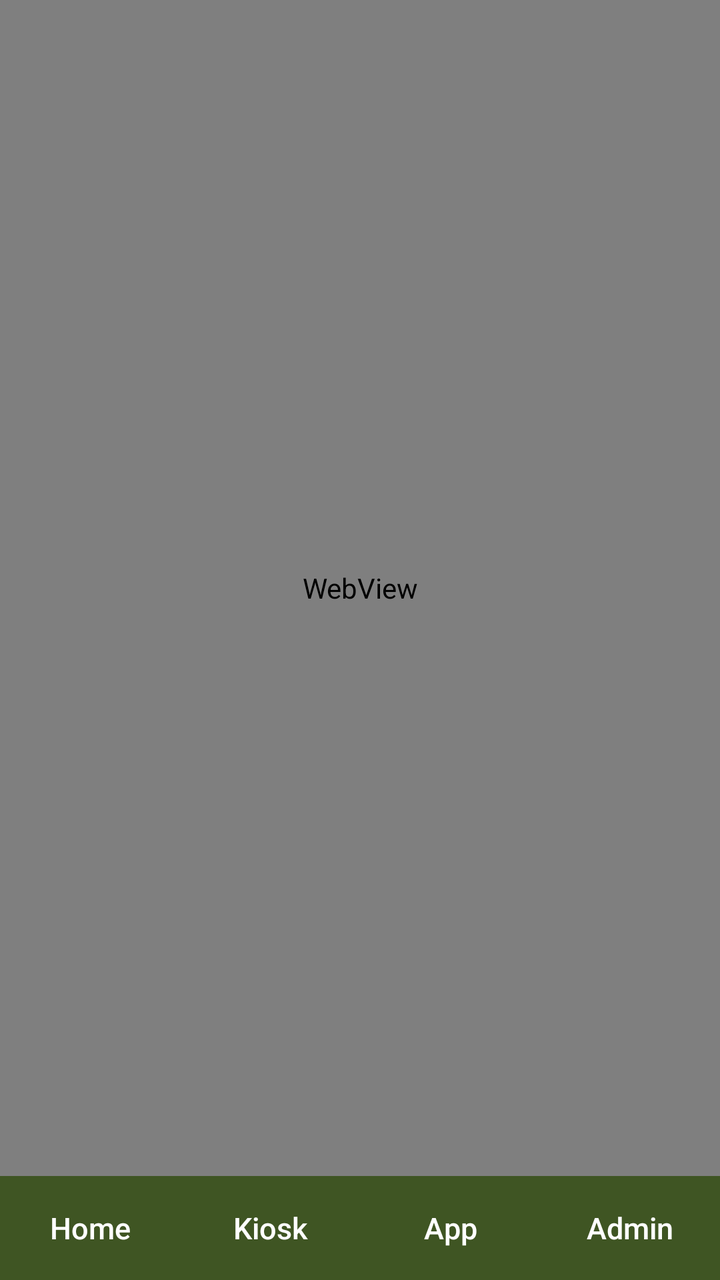
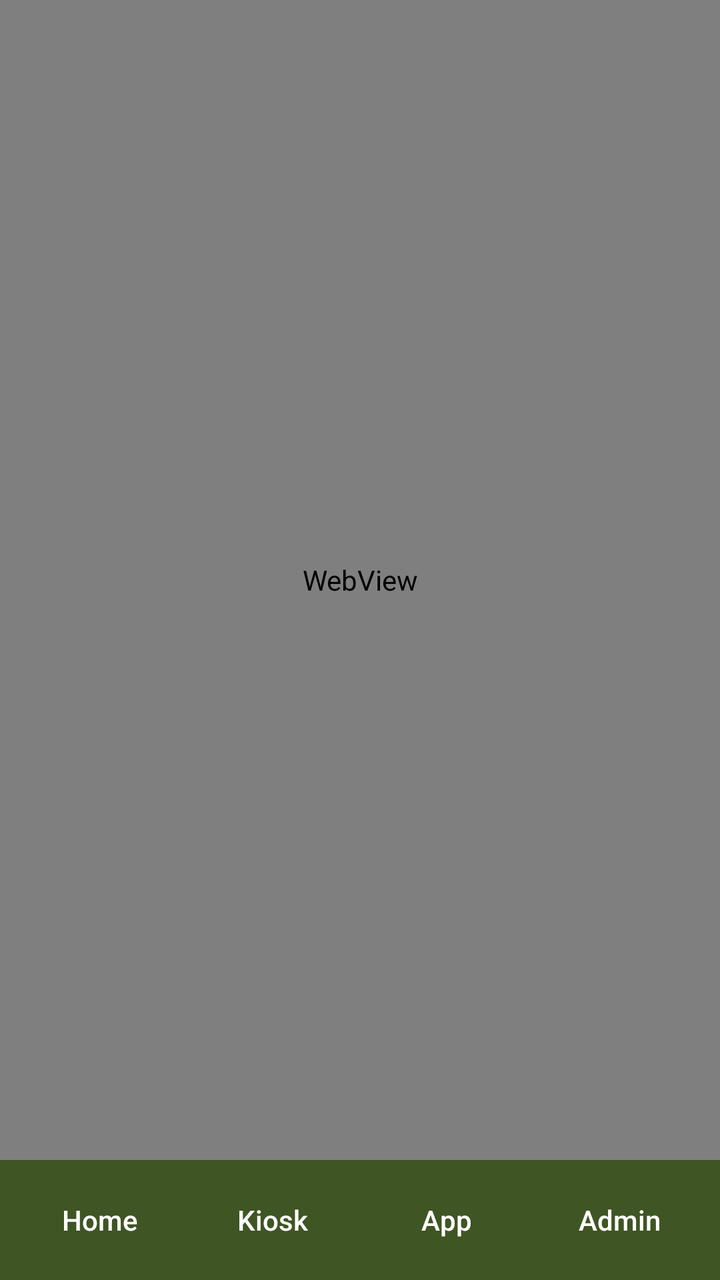

Two renders of the same Android screen: before a commit and after it. Below are the layout's source before the change and the commit's diff.
<!-- AndroidManifest.xml: application theme AppTheme -->
<!-- res/layout/activity_main.xml -->
<?xml version="1.0" encoding="utf-8"?>
<LinearLayout xmlns:android="http://schemas.android.com/apk/res/android"
    android:id="@+id/root"
    android:layout_width="match_parent"
    android:layout_height="match_parent"
    android:orientation="vertical"
    android:background="#3F5523">

    <FrameLayout
        android:layout_width="match_parent"
        android:layout_height="0dp"
        android:layout_weight="1"
        android:background="@android:color/white">

        <WebView
            android:id="@+id/homeView"
            android:layout_width="match_parent"
            android:layout_height="match_parent" />

        <WebView
            android:id="@+id/kioskView"
            android:layout_width="match_parent"
            android:layout_height="match_parent"
            android:visibility="gone" />

        <WebView
            android:id="@+id/appView"
            android:layout_width="match_parent"
            android:layout_height="match_parent"
            android:visibility="gone" />

        <WebView
            android:id="@+id/adminView"
            android:layout_width="match_parent"
            android:layout_height="match_parent"
            android:visibility="gone" />
    </FrameLayout>

    <LinearLayout
        android:layout_width="match_parent"
        android:layout_height="52dp"
        android:orientation="horizontal"
        android:background="#3F5523">

        <Button
            android:id="@+id/tabHome"
            style="@style/TabButton"
            android:text="Home" />

        <Button
            android:id="@+id/tabKiosk"
            style="@style/TabButton"
            android:text="Kiosk" />

        <Button
            android:id="@+id/tabApp"
            style="@style/TabButton"
            android:text="App" />

        <Button
            android:id="@+id/tabAdmin"
            style="@style/TabButton"
            android:text="Admin" />
    </LinearLayout>
</LinearLayout>
<!-- resources referenced by this layout -->
<resources>
  <style name="TabButton">
          <item name="android:layout_width">0dp</item>
          <item name="android:layout_height">match_parent</item>
          <item name="android:layout_weight">1</item>
          <item name="android:background">@android:color/transparent</item>
          <item name="android:textColor">#FFFFFF</item>
          <item name="android:textAllCaps">false</item>
          <item name="android:textSize">15sp</item>
      </style>
  <style name="AppTheme" parent="android:Theme.Material.Light.NoActionBar">
          <item name="android:colorPrimary">#3F5523</item>
          <item name="android:colorPrimaryDark">#3F5523</item>
          <item name="android:colorAccent">#3FADED</item>
          <item name="android:statusBarColor">#3F5523</item>
          <item name="android:windowBackground">@android:color/white</item>
      </style>
</resources>

<!-- the commit's change to res/layout/activity_main.xml (unified diff, before → after) -->
@@ -38,8 +38,9 @@
 
     <LinearLayout
         android:layout_width="match_parent"
-        android:layout_height="52dp"
+        android:layout_height="60dp"
         android:orientation="horizontal"
+        android:padding="7dp"
         android:background="#3F5523">
 
         <Button
<!-- resource entries referenced after the edit -->
@@ -7,13 +7,19 @@
           <item name="android:background">@android:color/transparent</item>
           <item name="android:textColor">#FFFFFF</item>
           <item name="android:textAllCaps">false</item>
-          <item name="android:textSize">15sp</item>
+          <item name="android:textSize">14sp</item>
+          <item name="android:layout_marginStart">3dp</item>
+          <item name="android:layout_marginEnd">3dp</item>
+          <item name="android:minHeight">0dp</item>
+          <item name="android:padding">0dp</item>
+          <item name="android:stateListAnimator">@null</item>
       </style>
   <style name="AppTheme" parent="android:Theme.Material.Light.NoActionBar">
           <item name="android:colorPrimary">#3F5523</item>
           <item name="android:colorPrimaryDark">#3F5523</item>
           <item name="android:colorAccent">#3FADED</item>
           <item name="android:statusBarColor">#3F5523</item>
+          <item name="android:navigationBarColor">#3F5523</item>
           <item name="android:windowBackground">@android:color/white</item>
       </style>
 </resources>
